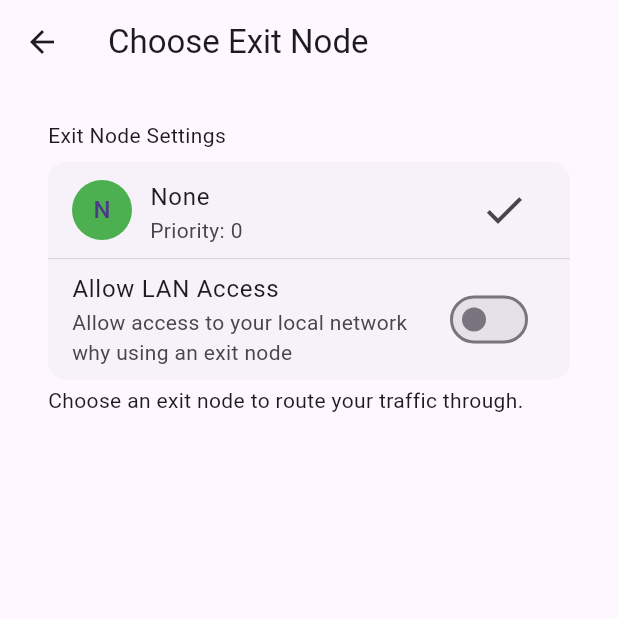
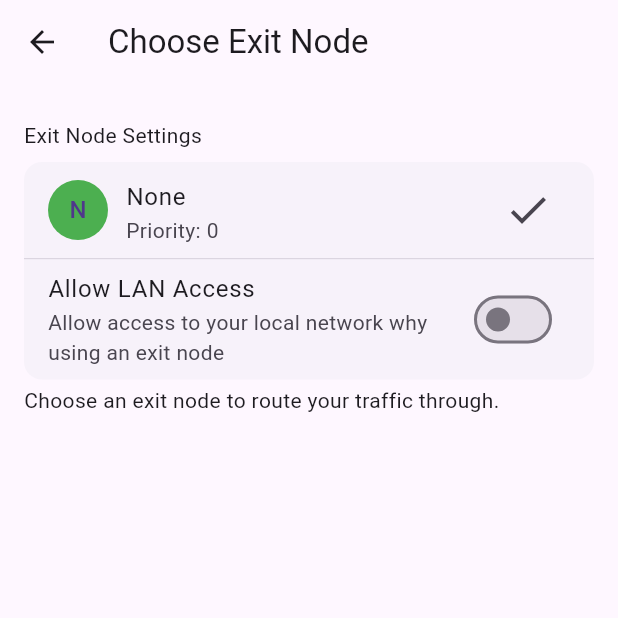
Before and after one commit to cylonix/cylonix, a Flutter app: the ExitNodePicker screen opened by its route, on a phone screen of 412 x 824 dp, the top half of it. Run offline on Flutter 3.47's test engine with Material 3 defaults, Android fonts, the phone set to English and light mode, and no system bars; our stand-ins replace device_info_plus, event_bus, file_picker, fl_chart, flutter_dotenv, flutter_riverpod and 12 more; missing offline and left inert: dart:ffi, downloadsfolder, pull_down_button, win32; accounts and stored records are empty; statements that could not run were skipped; project files that could hold a hidden picture were left out.

```diff
--- a/lib/exit_node_picker.dart
+++ b/lib/exit_node_picker.dart
@@ -134,7 +134,7 @@ class ExitNodePicker extends ConsumerWidget {
         ),
     ];
     return Container(
-      padding: const EdgeInsets.all(16.0),
+      padding: const EdgeInsets.symmetric(vertical: 16.0),
       alignment: Alignment.topCenter,
       child: Container(
         constraints: const BoxConstraints(maxWidth: 800),
--- a/lib/settings_view.dart
+++ b/lib/settings_view.dart
@@ -354,7 +354,7 @@ class _SettingsViewState extends ConsumerState<SettingsView> {
                     trailing: _isTogglingTailchat
                         ? const CupertinoActivityIndicator()
                         : AdaptiveButton(
-                            padding: EdgeInsets.zero,
+                            textButton: true,
                             child: Text(tailchatRunning ? 'Stop' : 'Start'),
                             onPressed: _toggleTailchatService,
                           ),
```
Also changed, not shown: 1 other file.
